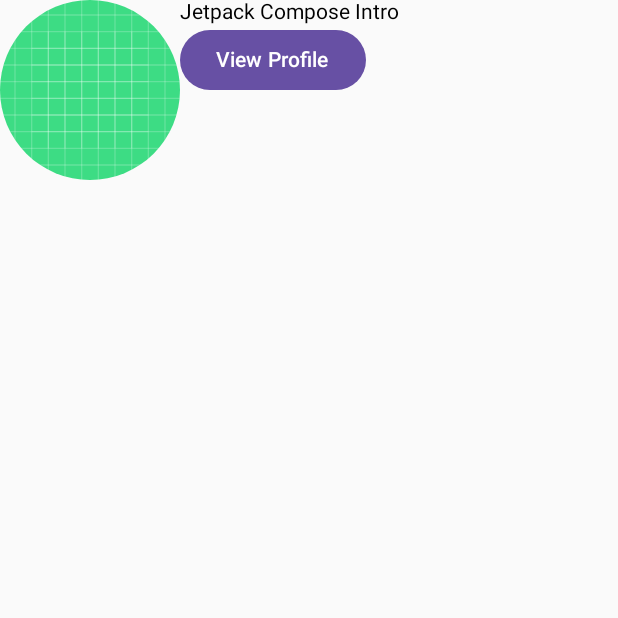
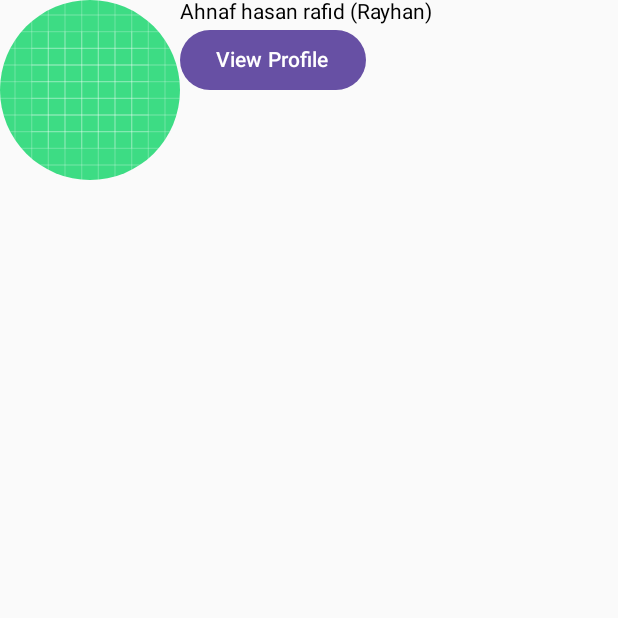
Before and after one commit to ratul-space/Jetpack_Compose_Intro, an Android app built with Jetpack Compose: the screen it shows after launch (MainActivity), on a phone screen of 412 x 824 dp, the top half of it. Run offline under Robolectric (Android 15) with nearby library versions, the phone set to English and light mode, and no system bars.

Commit message:
feat: updating user name

```diff
--- a/app/src/main/java/com/example/jetpackcomposeintro/MainActivity.kt
+++ b/app/src/main/java/com/example/jetpackcomposeintro/MainActivity.kt
@@ -54,7 +54,7 @@
                 .clip(CircleShape)
         )
         Column {
-            Text(text = stringResource(id = R.string.app_name))
+            Text(text = stringResource(id = R.string.user_name))
             Button(onClick = {
                 Toast.makeText(context, "Your life is in good", Toast.LENGTH_LONG).show()
 
--- a/app/src/main/res/values/strings.xml
+++ b/app/src/main/res/values/strings.xml
@@ -1,3 +1,4 @@
 <resources>
     <string name="app_name">Jetpack Compose Intro</string>
+    <string name="user_name">Ahnaf hasan rafid (Rayhan)</string>
 </resources>
```
